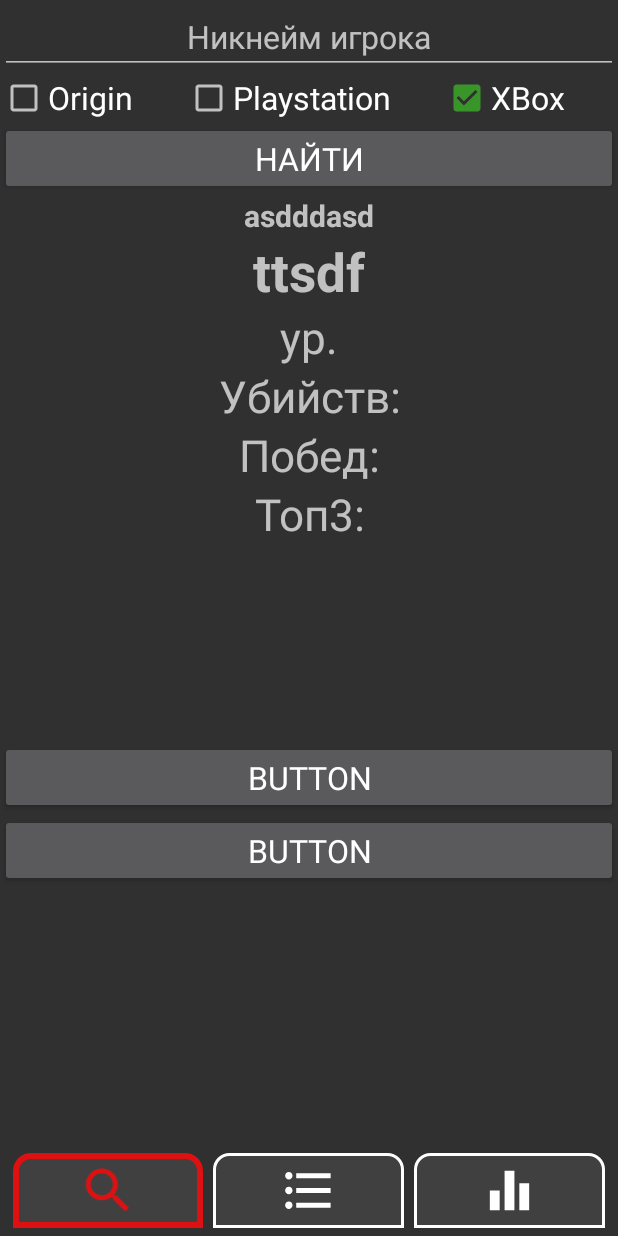
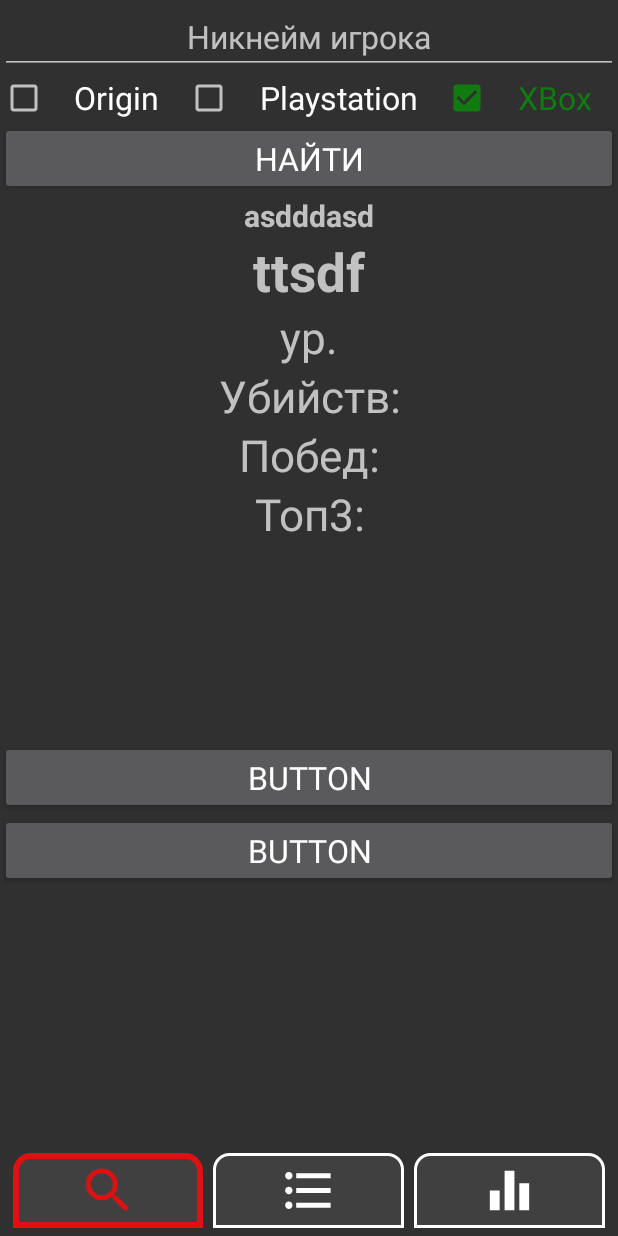
Before and after one commit to WladPunx/Apex-Legends-Tracker, an Android app: the screen it shows after launch (MainActivity), after a tap on "XBox", on a phone screen of 412 x 824 dp. Run offline under Robolectric (Android 15) with nearby library versions, the phone set to English and light mode, and no system bars; our stand-ins replace Room's generated code; network calls fail; 1 statement that could not run was skipped; 2 other taps on this screen came first.

Commit message:
! сделал ЧекБоксы-платформ чуть красивее

```diff
--- a/app/src/main/java/by/wlad/koshelev/apexlegendstracker/CheckBoxFromSearchFrag.kt
+++ b/app/src/main/java/by/wlad/koshelev/apexlegendstracker/CheckBoxFromSearchFrag.kt
@@ -1,6 +1,7 @@
 package by.wlad.koshelev.apexlegendstracker
 
 import androidx.appcompat.app.AppCompatActivity
+import androidx.core.content.ContextCompat
 import androidx.fragment.app.Fragment
 import androidx.lifecycle.Observer
 import by.wlad.koshelev.apexlegendstracker.Arch.VM
@@ -35,10 +36,23 @@ object CheckBoxFromSearchFrag {
             app.psn_checkBox_SearchFrag.isChecked = false
             app.xbox_checkBox_SearchFrag.isChecked = false
 
+            app.origin_checkBox_SearchFrag.setTextColor(ContextCompat.getColor(app, R.color.default_checkBox))
+            app.psn_checkBox_SearchFrag.setTextColor(ContextCompat.getColor(app, R.color.default_checkBox))
+            app.xbox_checkBox_SearchFrag.setTextColor(ContextCompat.getColor(app, R.color.default_checkBox))
+
             when (VM.vm.platformName.value) {
-                ORIGIN -> app.origin_checkBox_SearchFrag.isChecked = true
-                PSN -> app.psn_checkBox_SearchFrag.isChecked = true
-                XBOX -> app.xbox_checkBox_SearchFrag.isChecked = true
+                ORIGIN -> {
+                    app.origin_checkBox_SearchFrag.isChecked = true
+                    app.origin_checkBox_SearchFrag.setTextColor(ContextCompat.getColor(app, R.color.origin))
+                }
+                PSN -> {
+                    app.psn_checkBox_SearchFrag.isChecked = true
+                    app.psn_checkBox_SearchFrag.setTextColor(ContextCompat.getColor(app, R.color.playstaion))
+                }
+                XBOX -> {
+                    app.xbox_checkBox_SearchFrag.isChecked = true
+                    app.xbox_checkBox_SearchFrag.setTextColor(ContextCompat.getColor(app, R.color.xbox))
+                }
             }
         })
 
--- a/app/src/main/res/layout/fragment_search.xml
+++ b/app/src/main/res/layout/fragment_search.xml
@@ -37,21 +37,27 @@
                     android:layout_width="wrap_content"
                     android:layout_height="wrap_content"
                     android:layout_weight="1"
-                    android:text="@string/origin" />
+                    android:gravity="center"
+                    android:text="@string/origin"
+                    android:theme="@style/origin_CheckBox" />
 
                 <CheckBox
                     android:id="@+id/psn_checkBox_SearchFrag"
                     android:layout_width="wrap_content"
                     android:layout_height="wrap_content"
                     android:layout_weight="1"
-                    android:text="@string/playstation" />
+                    android:gravity="center"
+                    android:text="@string/playstation"
+                    android:theme="@style/playStaion_CheckBox" />
 
                 <CheckBox
                     android:id="@+id/xbox_checkBox_SearchFrag"
                     android:layout_width="wrap_content"
                     android:layout_height="wrap_content"
                     android:layout_weight="1"
-                    android:text="@string/xbox" />
+                    android:gravity="center"
+                    android:text="@string/xbox"
+                    android:theme="@style/xbox_CheckBox" />
             </LinearLayout>
 
             <Button
--- a/app/src/main/res/values/colors.xml
+++ b/app/src/main/res/values/colors.xml
@@ -17,4 +17,11 @@
 
 
     <color name="colorAccent">#399529</color>
+
+
+    <color name="origin">#f87a10</color>
+    <color name="playstaion">#195BB1</color>
+    <color name="xbox">#107c10</color>
+    <color name="default_checkBox">#FFFFFF</color>
+
 </resources>
--- a/app/src/main/res/values/themes.xml
+++ b/app/src/main/res/values/themes.xml
@@ -20,4 +20,18 @@
 
         <item name="android:textSize">21sp</item>
     </style>
+
+
+    <style name="origin_CheckBox" parent="Theme.ApexLegendsTracker">
+        <item name="colorAccent">@color/origin</item>
+    </style>
+
+    <style name="playStaion_CheckBox" parent="Theme.ApexLegendsTracker">
+        <item name="colorAccent">@color/playstaion</item>
+    </style>
+
+    <style name="xbox_CheckBox" parent="Theme.ApexLegendsTracker">
+        <item name="colorAccent">@color/xbox</item>
+    </style>
+
 </resources>
```
Also changed, not shown: 1 other file.
